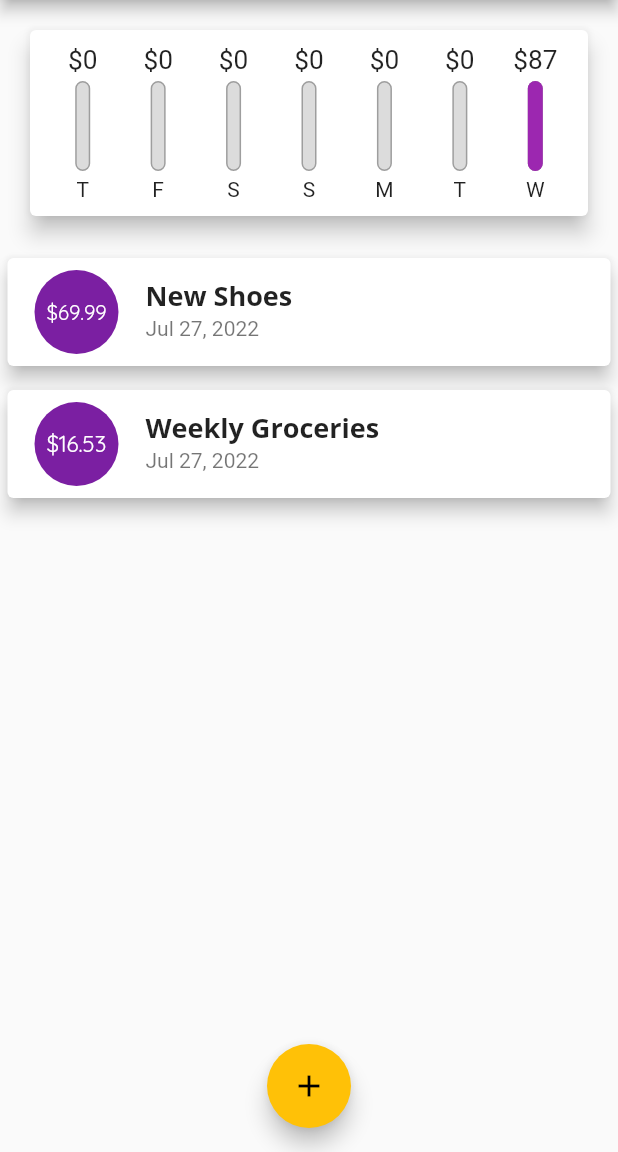
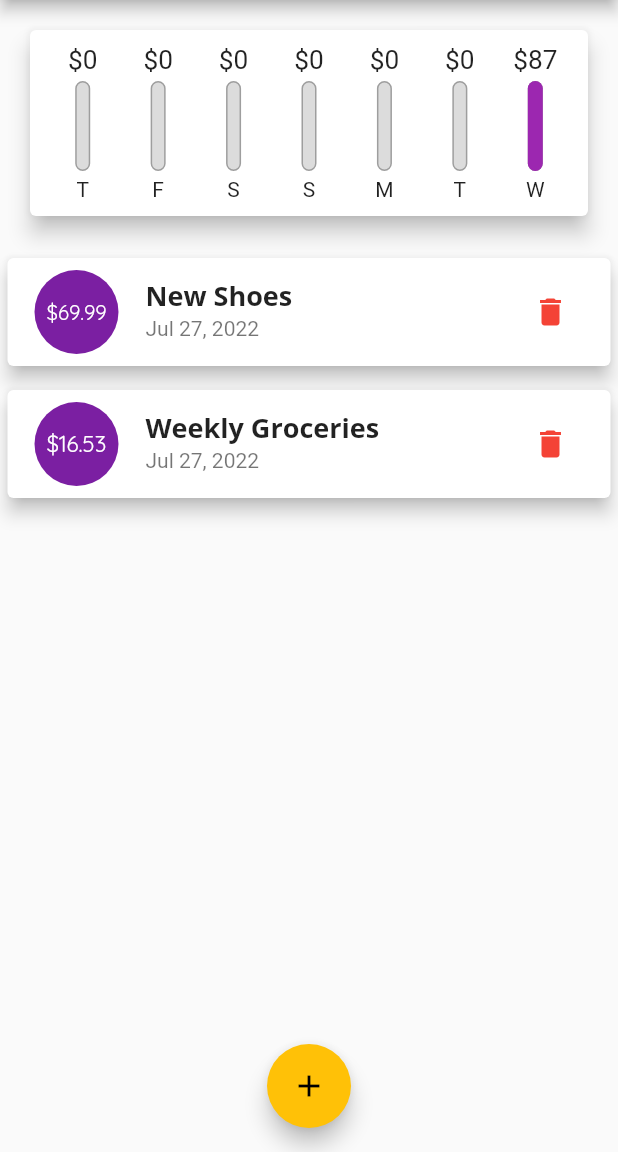
Before and after one commit to manoj1995madushanka/flutter_expense_tracker, a Flutter app: the screen it shows after launch, on a phone screen of 412 x 824 dp, the part 84-1236 px from its top. Run offline on Flutter 3.47's test engine with Material 2 defaults, Android fonts, the phone set to English and light mode, and no system bars.

Commit message:
delete transaction functionality

```diff
--- a/lib/main.dart
+++ b/lib/main.dart
@@ -19,6 +19,7 @@ class MyApp extends StatelessWidget {
       theme: ThemeData(
         primarySwatch: Colors.purple,
         accentColor: Colors.amber,
+        errorColor: Colors.red,
         fontFamily: "Quicksand",
         textTheme: ThemeData.light().textTheme.copyWith(
               headline6: TextStyle(
@@ -26,7 +27,7 @@ class MyApp extends StatelessWidget {
                 fontWeight: FontWeight.bold,
                 fontSize: 18,
               ),
-          button: TextStyle(color: Colors.white),
+              button: TextStyle(color: Colors.white),
             ),
         appBarTheme: AppBarTheme(
           titleTextStyle: TextStyle(
@@ -72,7 +73,7 @@ class _MyHomePageState extends State<MyHomePage> {
     }).toList();
   }
 
-  void _addNewTransaction(String title, double amount,DateTime chosenDate) {
+  void _addNewTransaction(String title, double amount, DateTime chosenDate) {
     final newTx = new Transaction(
         id: DateTime.now().toString(),
         title: title,
@@ -101,6 +102,14 @@ class _MyHomePageState extends State<MyHomePage> {
         );
       },
     );
+  }
+
+  void _deleteTransaction(String id) {
+    setState(() {
+      _userTransaction.removeWhere((element) {
+        return element.id == id;
+      });
+    });
   }
 
   @override
@@ -134,7 +143,7 @@ class _MyHomePageState extends State<MyHomePage> {
               ),
             ),*/
             Chart(_recentTransactions),
-            TransactionList(_userTransaction),
+            TransactionList(_userTransaction,_deleteTransaction),
           ],
         ),
       ),
--- a/lib/widgets/transaction_list.dart
+++ b/lib/widgets/transaction_list.dart
@@ -4,8 +4,9 @@ import 'package:intl/intl.dart';
 
 class TransactionList extends StatelessWidget {
   final List<Transaction> transactions;
+  final Function deleteFn;
 
-  TransactionList(this.transactions);
+  TransactionList(this.transactions, this.deleteFn);
 
   @override
   Widget build(BuildContext context) {
@@ -57,6 +58,13 @@ class TransactionList extends StatelessWidget {
                     ),
                     subtitle: Text(
                       DateFormat.yMMMd().format(transactions[index].date),
+                    ),
+                    trailing: IconButton(
+                      icon: Icon(Icons.delete),
+                      color: Theme.of(context).errorColor,
+                      onPressed: () {
+                        deleteFn(transactions[index].id);
+                      },
                     ),
                   ),
                 );
```
